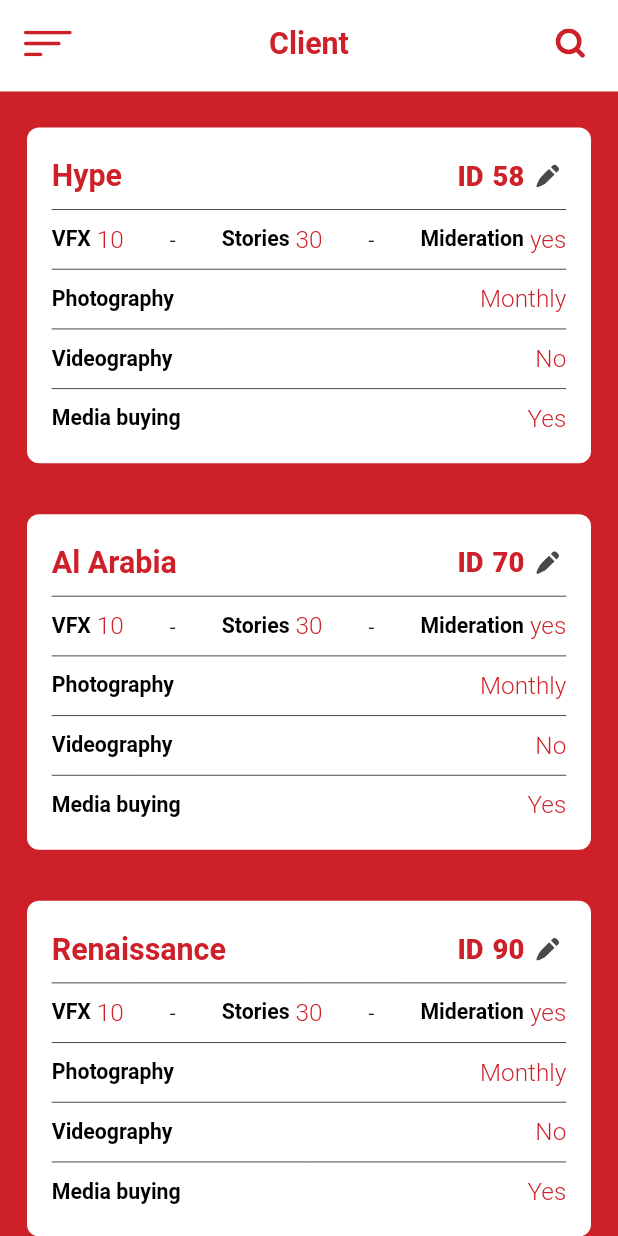
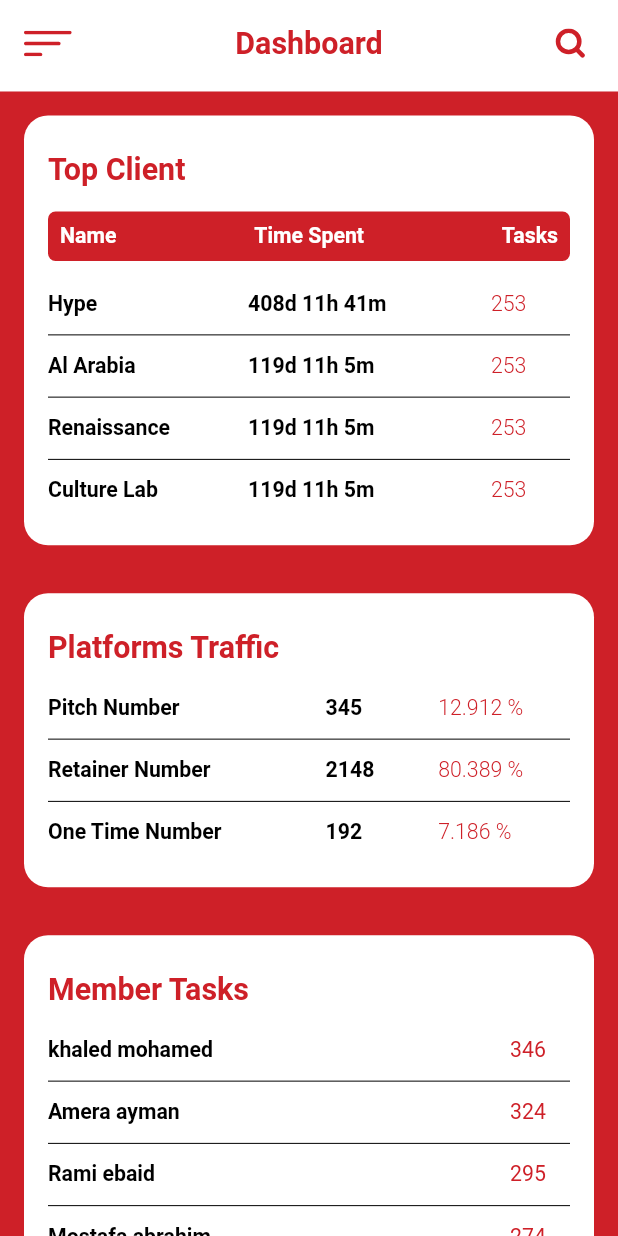
Before and after one commit to HYPE-ADawoud/hype, a Flutter app: the screen it shows after launch, on a phone screen of 412 x 824 dp. Run offline on Flutter 3.47's test engine with Material 2 defaults, Android fonts, the phone set to English and light mode, and no system bars; our stand-ins replace chewie, connectivity_plus, dio, dotted_border, firebase_auth, flutter_screenutil and 13 more; missing offline and left inert: align_positioned, ansicolor, barbecue, connectivity_plus_web, firebase_auth_web, firebase_core_web and 4 more; accounts and stored records are empty; statements that could not run were skipped.

Commit message:
create ui dashboard view

```diff
--- a/lib/app/common/managers/navigation_manager.dart
+++ b/lib/app/common/managers/navigation_manager.dart
@@ -13,7 +13,8 @@
   void navigateToHomePage(UserType userType) {
     switch (userType) {
       case UserType.admin:
-        Get.offAllNamed(Routes.DIGITAL_POINTER);
+        //Get.offAllNamed(Routes.DIGITAL_POINTER);
+        Get.offAllNamed(Routes.HOME);
         break;
       case UserType.user:
         Get.offAllNamed(Routes.HOME);
--- /dev/null
+++ b/lib/app/pages/dashboard/_widgets/member_task_items.dart
@@ -0,0 +1,40 @@
+import 'package:flutter/material.dart';
+import 'package:hype/app/common/themes/app_colors.dart';
+import 'package:hype/app/common/themes/app_dims.dart';
+import 'package:hype/app/pages/dashboard/dashboard_controller.dart';
+
+class MemberTaskItems extends StatelessWidget {
+  final MemberTask memberTask ;
+   MemberTaskItems({Key? key ,required this.memberTask}) : super(key: key);
+
+    @override
+    Widget build(BuildContext context) {
+      return Padding(
+        padding: const EdgeInsets.only(top: 12.0,
+        bottom: 12.0,
+        right: 16.0,
+        ),
+        child: Row(
+          mainAxisAlignment: MainAxisAlignment.spaceBetween,
+          children: [
+            Text(memberTask.name,
+              style: TextStyle(
+                  fontSize: AppDims.fontSizeMedium,
+                  fontWeight: FontWeight.w600,
+                  color: AppColors.current.dimmedXXXXX
+              ),
+            ),
+
+            Text(memberTask.number.toString(),
+              textAlign: TextAlign.start,
+              style: TextStyle(
+                  fontSize: AppDims.fontSizeMedium,
+                  fontWeight: FontWeight.w400,
+                  color: AppColors.current.primary
+              ),
+            ),
+          ],
+        ),
+      );
+    }
+  }
--- /dev/null
+++ b/lib/app/pages/dashboard/_widgets/platform_traffic_items.dart
@@ -0,0 +1,57 @@
+import 'package:flutter/material.dart';
+import 'package:flutter_screenutil/flutter_screenutil.dart';
+import 'package:hype/app/common/themes/app_colors.dart';
+import 'package:hype/app/common/themes/app_dims.dart';
+import 'package:hype/app/pages/dashboard/dashboard_controller.dart';
+
+class PlatformTrafficItems extends StatelessWidget {
+  final PlatformsTraffic platformsTraffic;
+   PlatformTrafficItems({Key? key,required this.platformsTraffic}) : super(key: key);
+
+  @override
+  Widget build(BuildContext context) {
+    return Padding(
+      padding: const EdgeInsets.symmetric(vertical: 12.0),
+      child: Row(
+        mainAxisAlignment: MainAxisAlignment.spaceBetween,
+        children: [
+          SizedBox(
+            width: 164.w,
+            child: Text(platformsTraffic.typeOfNumber,
+              style: TextStyle(
+                  fontSize: AppDims.fontSizeMedium,
+                  fontWeight: FontWeight.w600,
+                  color: AppColors.current.dimmedXXXXX
+              ),
+            ),
+          ),
+
+          SizedBox(
+            width: 64.w,
+            child: Text(platformsTraffic.valueNumber.toString(),
+              textAlign: TextAlign.start,
+              style: TextStyle(
+                  fontSize: AppDims.fontSizeMedium,
+                  fontWeight: FontWeight.w600,
+                  color: AppColors.current.dimmedXXXXX
+              ),
+            ),
+          ),
+
+          SizedBox(
+            width: 80.w,
+            child: Text('${platformsTraffic.percentage} %',
+              style: TextStyle(
+                  fontSize: AppDims.fontSizeMedium,
+                  fontWeight: FontWeight.w300,
+                  color: AppColors.current.primary
+              ),
+            ),
+          )
+        ],
+      ),
+    );
+  }
+
+
+}
--- /dev/null
+++ b/lib/app/pages/dashboard/_widgets/top_client_items.dart
@@ -0,0 +1,57 @@
+import 'package:flutter/material.dart';
+import 'package:flutter_screenutil/flutter_screenutil.dart';
+import 'package:hype/app/common/themes/app_colors.dart';
+import 'package:hype/app/common/themes/app_dims.dart';
+import 'package:hype/app/pages/dashboard/dashboard_controller.dart';
+
+class TopClientItems extends StatelessWidget {
+  final TopClient topClient;
+   TopClientItems({Key? key,required this.topClient}) : super(key: key);
+
+  @override
+  Widget build(BuildContext context) {
+    return Padding(
+      padding: const EdgeInsets.symmetric(vertical: 12.0),
+      child: Row(
+        mainAxisAlignment: MainAxisAlignment.spaceBetween,
+        children: [
+          SizedBox(
+            width: 110.w,
+            child: Text(topClient.name,
+              style: TextStyle(
+                  fontSize: AppDims.fontSizeMedium,
+                  fontWeight: FontWeight.w600,
+                  color: AppColors.current.dimmedXXXXX
+              ),
+            ),
+          ),
+
+          SizedBox(
+            width: 136.w,
+            child: Text(topClient.timeSpent,
+              textAlign: TextAlign.start,
+              style: TextStyle(
+                  fontSize: AppDims.fontSizeMedium,
+                  fontWeight: FontWeight.w600,
+                  color: AppColors.current.dimmedXXXXX
+              ),
+            ),
+          ),
+
+          SizedBox(
+            width: 48.w,
+            child: Text(topClient.tasks.toString(),
+              style: TextStyle(
+                  fontSize: AppDims.fontSizeMedium,
+                  fontWeight: FontWeight.w300,
+                  color: AppColors.current.primary
+              ),
+            ),
+          )
+        ],
+      ),
+    );
+  }
+
+
+}
--- /dev/null
+++ b/lib/app/pages/dashboard/dashboad_view.dart
@@ -0,0 +1,211 @@
+import 'package:flutter/material.dart';
+import 'package:flutter_svg/flutter_svg.dart';
+import 'package:get/get.dart';
+import 'package:hype/app/common/themes/app_assets.dart';
+import 'package:hype/app/common/themes/app_colors.dart';
+import 'package:hype/app/common/themes/app_dims.dart';
+import 'package:hype/app/common/widgets/app_toolbar.dart';
+import 'package:hype/app/pages/dashboard/_widgets/member_task_items.dart';
+import 'package:hype/app/pages/dashboard/_widgets/platform_traffic_items.dart';
+import 'package:hype/app/pages/dashboard/_widgets/top_client_items.dart';
+import 'package:hype/app/pages/dashboard/dashboard_controller.dart';
+import 'package:hype/app/pages/side_menu/side_menu_view.dart';
+
+class DashboardView extends StatelessWidget {
+  DashboardController controller = Get.find();
+  final scaffoldKey = GlobalKey<ScaffoldState>();
+   DashboardView({Key? key}) : super(key: key);
+
+  @override
+  Widget build(BuildContext context) {
+    return Scaffold(
+      key: scaffoldKey,
+      backgroundColor: AppColors.current.neutral,
+      drawer: SideMenuView(),
+      body: _buildBody(),
+    );
+  }
+  Widget _buildBody() {
+    return SafeArea(
+      child: Column(
+        children: [
+          AppToolbar(
+            drawerCallBack: () => scaffoldKey.currentState?.openDrawer(),
+            title: 'Dashboard',
+            actions: IconButton(onPressed: () {}, icon: SvgPicture.asset(AppAssets.searchIcon)),
+          ),
+          _buildBodyView(),
+        ],
+      ),
+    );
+  }
+
+  Widget _buildBodyView() {
+    return Expanded(
+      child: Container(
+        color: AppColors.current.primary,
+        child: SingleChildScrollView(
+          child: Column(
+            children: [
+              _buildTopClient(),
+              _buildPlatformsTraffic(),
+              _buildMemberTasks(),
+            ],
+          ),
+        ),
+      ),
+    );
+  }
+
+  Widget _buildTopClient(){
+    return Padding(
+      padding: const EdgeInsets.all(16.0),
+      child: Container(
+        padding: const EdgeInsets.all(16.0),
+        decoration: BoxDecoration(
+          color: AppColors.current.neutral,
+          borderRadius: BorderRadius.circular(AppDims.paddingSize16)
+        ),
+        child: Column(
+          mainAxisAlignment: MainAxisAlignment.start,
+          crossAxisAlignment: CrossAxisAlignment.start,
+          children: [
+             _buildTitle(title: 'Top Client'),
+            _buildContentName(),
+            _buildTopClientItem(),
+          ],
+        ),
+      ),
+    );
+  }
+  Widget _buildTitle({required String title}){
+    return Padding(
+      padding: const EdgeInsets.symmetric(vertical: 8.0),
+      child: Text(title,
+      style: TextStyle(
+        fontSize: AppDims.fontSizeLarge,
+        fontWeight: FontWeight.w700,
+        color: AppColors.current.primary
+      ),
+      ),
+    );
+  }
+  Widget _buildContentName(){
+    return Padding(
+      padding: const EdgeInsets.symmetric(vertical: AppDims.paddingSize8),
+      child: Container(
+        padding: const EdgeInsets.symmetric(vertical: AppDims.paddingSize8,
+        horizontal: AppDims.paddingSize8),
+        decoration: BoxDecoration(
+          color: AppColors.current.primary,
+          borderRadius: BorderRadius.circular(AppDims.borderRadius),
+        ),
+        child: Row(
+          mainAxisAlignment: MainAxisAlignment.spaceBetween,
+          children: [
+            _buildName(contentName: 'Name'),
+            _buildName(contentName: 'Time Spent'),
+            _buildName(contentName: 'Tasks'),
+          ],
+        ),
+      ),
+    );
+  }
+  Widget _buildName({required String contentName}){
+    return Text(contentName,
+      style: TextStyle(
+          fontSize: AppDims.fontSizeMedium,
+          fontWeight: FontWeight.w600,
+          color: AppColors.current.text
+      ),
+    );
+  }
+  Widget _buildTopClientItem(){
+    return ListView.separated(
+        separatorBuilder: (context,index)=>Divider(
+          height: 0.5,
+          color: AppColors.current.dimmedXXXXX,
+        ),
+        shrinkWrap: true,
+        physics: const NeverScrollableScrollPhysics(),
+        itemCount:controller.topClients.length,
+        itemBuilder: (context,index){
+          return TopClientItems(
+              topClient: controller.topClients[index]);
+        });
+  }
+
+  /// part 2
+  Widget _buildPlatformsTraffic(){
+    return Padding(
+      padding: const EdgeInsets.all(16.0),
+      child: Container(
+        padding: const EdgeInsets.all(16.0),
+        decoration: BoxDecoration(
+            color: AppColors.current.neutral,
+            borderRadius: BorderRadius.circular(AppDims.paddingSize16)
+        ),
+        child: Column(
+          mainAxisAlignment: MainAxisAlignment.start,
+          crossAxisAlignment: CrossAxisAlignment.start,
+          children: [
+            _buildTitle(title: 'Platforms Traffic'),
+            _buildPlatformsTrafficItem(),
+          ],
+        ),
+      ),
+    );
+  }
+  Widget _buildPlatformsTrafficItem(){
+    return ListView.separated(
+        separatorBuilder: (context,index)=>Divider(
+          height: 0.5,
+          color: AppColors.current.dimmedXXXXX,
+        ),
+        shrinkWrap: true,
+        physics: const NeverScrollableScrollPhysics(),
+        itemCount:controller.platformTraffic.length,
+        itemBuilder: (context,index){
+          return PlatformTrafficItems(
+              platformsTraffic: controller.platformTraffic[index]);
+        });
+  }
+
+  //// part 3
+  Widget _buildMemberTasks(){
+    return Padding(
+      padding: const EdgeInsets.all(16.0),
+      child: Container(
+        padding: const EdgeInsets.all(16.0),
+        decoration: BoxDecoration(
+            color: AppColors.current.neutral,
+            borderRadius: BorderRadius.circular(AppDims.paddingSize16)
+        ),
+        child: Column(
+          mainAxisAlignment: MainAxisAlignment.start,
+          crossAxisAlignment: CrossAxisAlignment.start,
+          children: [
+            _buildTitle(title: 'Member Tasks'),
+            _buildMemberTaskItem(),
+          ],
+        ),
+      ),
+    );
+  }
+
+  Widget _buildMemberTaskItem(){
+    return ListView.separated(
+        separatorBuilder: (context,index)=>Divider(
+          height: 0.5,
+          color: AppColors.current.dimmedXXXXX,
+        ),
+        shrinkWrap: true,
+        physics: const NeverScrollableScrollPhysics(),
+        itemCount:controller.membersTask.length,
+        itemBuilder: (context,index){
+          return MemberTaskItems(
+              memberTask: controller.membersTask[index]);
+        });
+  }
+
+}
--- /dev/null
+++ b/lib/app/pages/dashboard/dashboard_binding.dart
@@ -0,0 +1,10 @@
+import 'package:get/get.dart';
+import 'package:hype/app/pages/dashboard/dashboard_controller.dart';
+
+class DashboardBinding extends Bindings{
+  @override
+  void dependencies() {
+    Get.lazyPut<DashboardController>(() => DashboardController());
+  }
+
+}
--- /dev/null
+++ b/lib/app/pages/dashboard/dashboard_controller.dart
@@ -0,0 +1,69 @@
+import 'package:get/get.dart';
+
+class DashboardController extends GetxController{
+
+  RxList topClients = [
+    TopClient(
+        name: 'Hype',
+        timeSpent: '408d 11h 41m',
+        tasks: 253),
+    TopClient(
+        name: 'Al Arabia',
+        timeSpent: '119d 11h 5m',
+        tasks: 253),
+    TopClient(
+        name: 'Renaissance',
+        timeSpent: '119d 11h 5m',
+        tasks: 253),
+    TopClient(
+        name: 'Culture Lab',
+        timeSpent: '119d 11h 5m',
+        tasks: 253),
+  ].obs;
+
+  RxList platformTraffic = [
+    PlatformsTraffic(
+        typeOfNumber: 'Pitch Number',
+        valueNumber: 345,
+        percentage:  12.912),
+    PlatformsTraffic(
+        typeOfNumber: 'Retainer Number',
+        valueNumber: 2148,
+        percentage:  80.389),
+    PlatformsTraffic(
+        typeOfNumber: 'One Time Number',
+        valueNumber: 192,
+        percentage:  7.186),
+  ].obs;
+
+  RxList membersTask=[
+    MemberTask(name: 'khaled mohamed', number: 346),
+    MemberTask(name: 'Amera ayman', number: 324),
+    MemberTask(name: 'Rami ebaid', number: 295),
+    MemberTask(name: 'Mostafa abrahim', number: 274),
+    MemberTask(name: 'Laila ahmed', number: 205),
+    MemberTask(name: 'Menna shosha', number: 186),
+  ].obs;
+}
+
+class TopClient{
+  String name;
+  String timeSpent;
+  int tasks;
+
+  TopClient({required this.name, required this.timeSpent, required this.tasks});
+}
+
+class PlatformsTraffic{
+  String  typeOfNumber;
+  int valueNumber;
+  double percentage;
+
+  PlatformsTraffic({required this.typeOfNumber, required this.valueNumber, required this.percentage});
+}
+
+class MemberTask{
+  String name;
+  int number;
+  MemberTask({required this.name,required this.number});
+}
--- a/lib/app/routes/app_pages.dart
+++ b/lib/app/routes/app_pages.dart
@@ -25,6 +25,8 @@
 import 'package:hype/app/pages/client/client_view.dart';
 import 'package:hype/app/pages/create_task/create_task_binding.dart';
 import 'package:hype/app/pages/create_task/create_task_view.dart';
+import 'package:hype/app/pages/dashboard/dashboad_view.dart';
+import 'package:hype/app/pages/dashboard/dashboard_binding.dart';
 import 'package:hype/app/pages/department/department_binding.dart';
 import 'package:hype/app/pages/department/department_view.dart';
 import 'package:hype/app/pages/edit_admin_brief/edit_admin_brief_binding.dart';
@@ -46,7 +48,7 @@
 class AppPages {
   AppPages._();
 
-  static const INITIAL = Routes.Client;
+  static const INITIAL = Routes.DASHBOARD;
 
   static final routes = [
     GetPage(
@@ -149,10 +151,14 @@
       binding: EditAccountAllocationBinding(),
     ),
     GetPage(
-      name: _Paths.Client,
+      name: _Paths.CLIENT,
       page: () => ClientView(),
       binding: ClientBinding(),
     ),
-
+    GetPage(
+      name: _Paths.DASHBOARD,
+      page: () => DashboardView(),
+      binding: DashboardBinding(),
+    ),
   ];
 }
--- a/lib/app/routes/app_routes.dart
+++ b/lib/app/routes/app_routes.dart
@@ -10,34 +10,23 @@
   static const HOME = _Paths.HOME;
   static const VERIFY_AUTH = _Paths.VERIFY_AUTH;
   static const NEW_PASSWORD = _Paths.NEW_PASSWORD;
-  static const HOMELAND_MARTYRS = _Paths.HOMELAND_MARTYRS;
-  static const PROFICIENTS = _Paths.PROFICIENTS;
   static const CREATORS = _Paths.CREATORS;
-  static const TOP_COMPANIES = _Paths.TOP_COMPANIES;
   static const SIDE_MENU = _Paths.SIDE_MENU;
-  static const DIGITAL_POINTER = _Paths.DIGITAL_POINTER;
   static const PROFILE = _Paths.PROFILE;
-  static const NEW_POST = _Paths.NEW_POST;
-  static const COMMENTS = _Paths.COMMENT_VIEW;
   static const NOTIFICATION = _Paths.NOTIFICATION_VIEW;
-  static const MY_VILLAGE = _Paths.MY_VILLAGE;
   static const CHANGE_PASSWORD = _Paths.CHANGE_PASSWORD;
-  static const TRAINING_COURSE = _Paths.TRAINING_COURSE;
-  static const DETAILS_COURSE = _Paths.DETAILS_COURSE;
-  static const BIRTH_PLACE = _Paths.BIRTH_PLACE;
-  static const PRIZES = _Paths.PRIZES;
   static const CREATE_TASK = _Paths.CREATE_TASK;
   static const DEPARTMENT = _Paths.DEPARTMENT;
   static const ADMIN_DEPARTMENT = _Paths.ADMIN_DEPARTMENT;
-    static const ADMIN = _Paths.ADMIN;
+  static const ADMIN = _Paths.ADMIN;
   static const EDIT_ADMIN_USER = _Paths.EDIT_ADMIN_USER;
   static const EDIT_ADMIN_BRIEF = _Paths.EDIT_ADMIN_BRIEF;
   static const MAIN_ACCOUNT_ALLOCATION = _Paths.MAIN_ACCOUNT_ALLOCATION;
   static const ACCOUNT_ALLOCATION = _Paths.ACCOUNT_ALLOCATION;
   static const EDIT_ACCOUNT_ALLOCATION = _Paths.EDIT_ACCOUNT_ALLOCATION;
   static const ADD_ACCOUNT_ALLOCATION = _Paths.ADD_ACCOUNT_ALLOCATION;
-  static const Client = _Paths.Client;
-
+  static const CLIENT = _Paths.CLIENT;
+  static const DASHBOARD = _Paths.DASHBOARD;
 }
 
 abstract class _Paths {
@@ -47,22 +36,11 @@
   static const HOME = '/home';
   static const VERIFY_AUTH = '/verify-auth';
   static const NEW_PASSWORD = '/new-password';
-  static const HOMELAND_MARTYRS = '/homeland-martyrs';
-  static const PROFICIENTS = '/proficients';
   static const CREATORS = '/creators';
-  static const TOP_COMPANIES = '/top-companies';
   static const SIDE_MENU = '/side-menu';
-  static const DIGITAL_POINTER = '/digital-pointer';
   static const PROFILE = '/profile';
-  static const NEW_POST = '/new-post';
   static const NOTIFICATION_VIEW = '/notification';
-  static const COMMENT_VIEW = '/comment';
-  static const MY_VILLAGE = '/my-village';
   static const CHANGE_PASSWORD = '/change-password';
-  static const BIRTH_PLACE = '/birth_place';
-  static const TRAINING_COURSE = '/training_course';
-  static const DETAILS_COURSE = '/details_course';
-  static const PRIZES = '/prizes';
   static const CREATE_TASK = '/create-task';
   static const DEPARTMENT = '/department';
   static const ADMIN_DEPARTMENT = '/admin_department';
@@ -73,7 +51,7 @@
   static const ACCOUNT_ALLOCATION = '/account_allocation';
   static const EDIT_ACCOUNT_ALLOCATION = '/edit_account_allocation';
   static const ADD_ACCOUNT_ALLOCATION = '/add_account_allocation';
-  static const Client = '/client';
-
+  static const CLIENT = '/client';
+  static const DASHBOARD = '/dashboard';
 
 }
```
Also changed, not shown: 2 other files.
